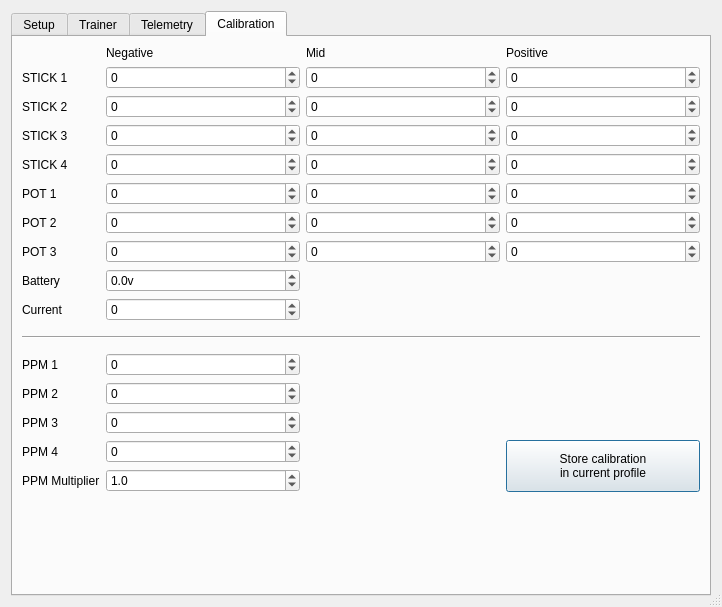
Old version of the form src/generaledit.ui in the repository roberto1903/companion9x.
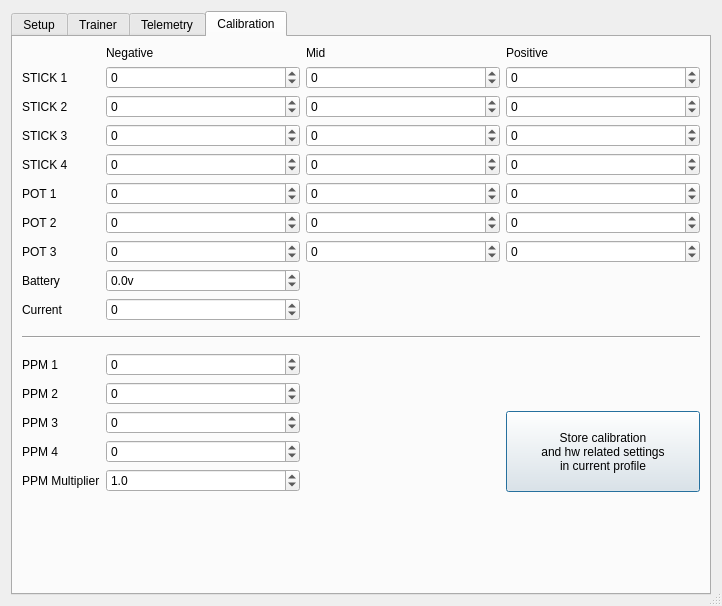
New version of the form. The open tabs and pages were chosen to show the change. Icons and pictures are not drawn.

Patch:
```diff
--- a/src/generaledit.ui
+++ b/src/generaledit.ui
@@ -7,7 +7,7 @@
     <x>0</x>
     <y>0</y>
     <width>722</width>
-    <height>607</height>
+    <height>589</height>
    </rect>
   </property>
   <property name="windowTitle">
@@ -2504,7 +2504,7 @@
          </property>
         </widget>
        </item>
-       <item row="15" column="3" rowspan="2">
+       <item row="14" column="3" rowspan="3">
         <widget class="QPushButton" name="calstore_PB">
          <property name="sizePolicy">
           <sizepolicy hsizetype="Minimum" vsizetype="MinimumExpanding">
@@ -2514,6 +2514,7 @@
          </property>
          <property name="text">
           <string>Store calibration
+and hw related settings
 in current profile</string>
          </property>
         </widget>
```
